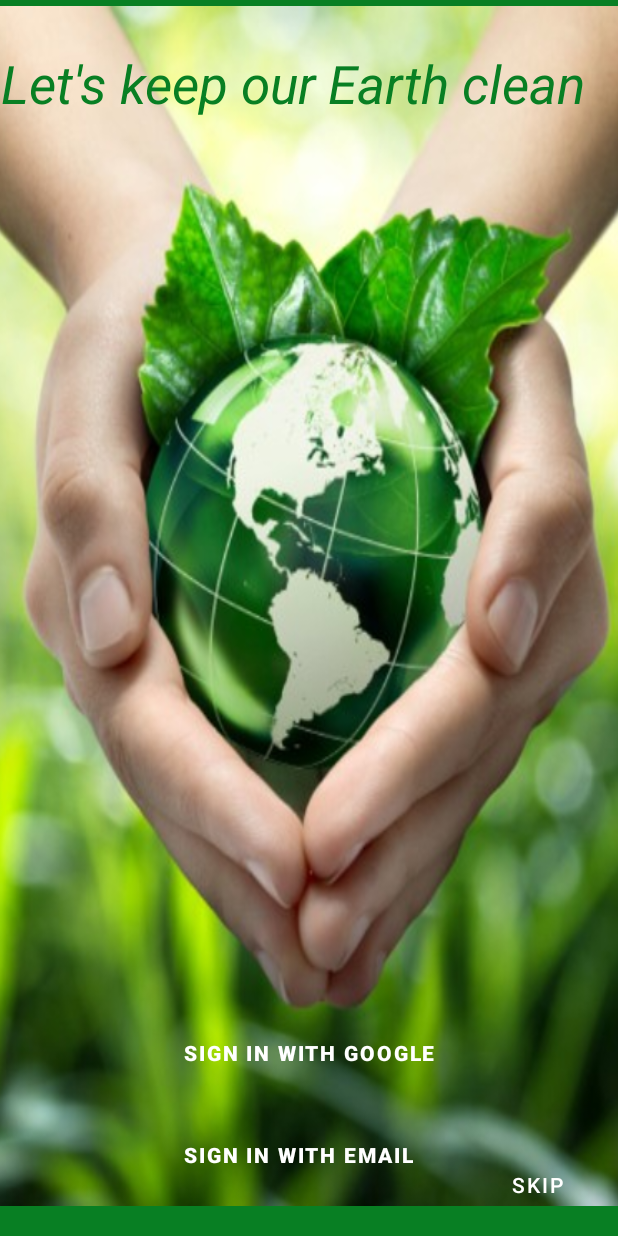
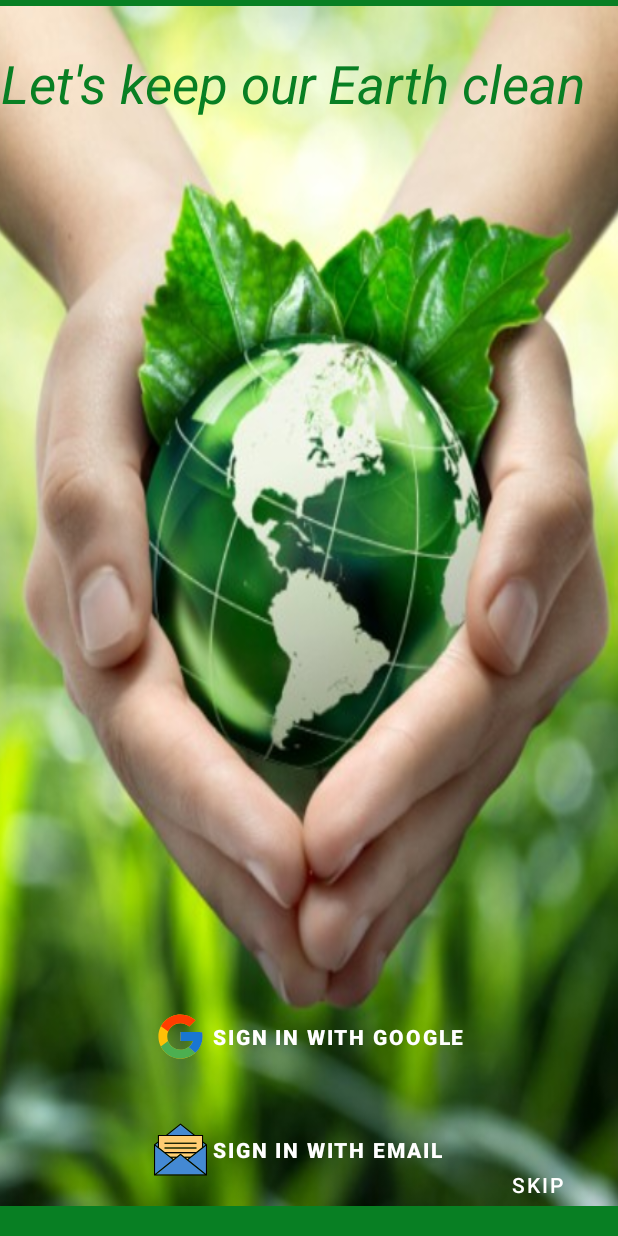
Before and after one commit to Seb77410/BinFinder, an Android app: the layout activity_signin_auth.xml on its own in the app's theme, with its tools: preview values and no code run, on a phone screen of 412 x 824 dp. Run offline under Robolectric (Android 15) with nearby library versions, the phone set to English and light mode, and no system bars.

```diff
--- a/app/build.gradle
+++ b/app/build.gradle
@@ -30,9 +30,7 @@ dependencies {
     implementation "org.jetbrains.kotlin:kotlin-stdlib:1.4.0"
     implementation 'androidx.coordinatorlayout:coordinatorlayout:1.1.0'
 
-
     implementation 'com.google.android.material:material:1.3.0-alpha02'
-
 
     testImplementation 'junit:junit:4.12'
     androidTestImplementation 'androidx.test.ext:junit:1.1.1'
--- a/app/src/main/res/layout/activity_signin_auth.xml
+++ b/app/src/main/res/layout/activity_signin_auth.xml
@@ -37,32 +37,34 @@
         app:layout_constraintTop_toTopOf="parent" />
 
     <Button
+        style="@style/Widget.MaterialComponents.Button.TextButton"
+        app:icon="@drawable/ic_google_48dp"
+        app:iconTint="@null"
         android:id="@+id/sign_in_activity_google_button"
         android:layout_width="wrap_content"
         android:layout_height="wrap_content"
         android:layout_marginBottom="20dp"
-        app:backgroundTint="@color/transparent"
-        app:background="@color/transparent"
-        android:background="@color/transparent"
-        android:drawableStart="@drawable/ic_google_48dp"
         android:drawablePadding="10dp"
         android:text="@string/sign_in_with_google"
         android:textColor="@android:color/white"
         android:textStyle="bold"
+        app:backgroundTint="@color/transparent"
         app:layout_constraintBottom_toTopOf="@+id/sign_in_activity_mail_button"
         app:layout_constraintEnd_toEndOf="parent"
         app:layout_constraintStart_toStartOf="parent" />
 
     <Button
+        style="@style/Widget.MaterialComponents.Button.TextButton"
+        app:icon="@drawable/ic_mail_40dp"
+        app:iconTint="@null"
         android:id="@+id/sign_in_activity_mail_button"
         android:layout_width="wrap_content"
         android:layout_height="wrap_content"
-        android:background="@color/transparent"
-        android:drawableStart="@drawable/ic_mail_40dp"
         android:drawablePadding="10dp"
         android:text="@string/sign_in_with_email"
         android:textStyle="bold"
         android:textColor="@android:color/white"
+        app:backgroundTint="@color/transparent"
         app:layout_constraintBottom_toBottomOf="parent"
         app:layout_constraintEnd_toEndOf="@+id/sign_in_activity_google_button"
         app:layout_constraintHorizontal_bias="0.0"
@@ -72,14 +74,14 @@
         />
 
     <Button
+        style="@style/Widget.MaterialComponents.Button.TextButton"
         android:id="@+id/sign_in_activity_skip_button"
         android:layout_width="wrap_content"
         android:layout_height="wrap_content"
         android:text="@string/sign_in_skip"
+        app:backgroundTint="@color/transparent"
         app:layout_constraintBottom_toBottomOf="parent"
         app:layout_constraintEnd_toEndOf="parent"
-        app:backgroundTint="@color/transparent"
-        android:background="@color/transparent"
         android:textColor="@android:color/white"
         android:layout_marginEnd="10dp"
         android:layout_marginBottom="10dp"
```
Also changed, not shown: app/src/main/res/drawable/shape_map.xml (added, +41 -0 lines), 1 other file.
